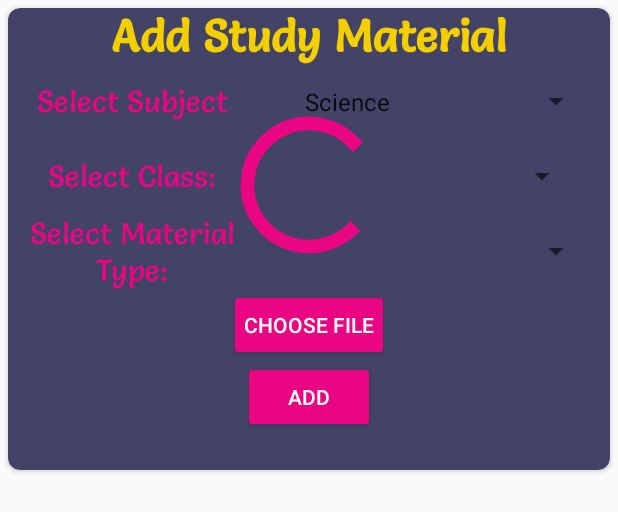
After one commit to MSSIDDIQUE/CoachingApp, an Android app: the layout add_study_material_layout.xml on its own in the app's theme, with its tools: preview values and no code run, on a phone screen of 412 x 824 dp. The commit adds this screen. Shown: the top 512 px of the screen. Run offline under Robolectric (Android 15) with nearby library versions, the phone set to English and light mode, and no system bars; Roboto replaces fonts that are not available here.

Commit message:
new actions is added

```diff
--- /dev/null
+++ b/app/src/main/java/com/example/hello/coachingapp/AddStudyMaterialFragment.java
@@ -0,0 +1,30 @@
+package com.example.hello.coachingapp;
+
+
+import android.os.Bundle;
+import android.support.v4.app.Fragment;
+import android.view.LayoutInflater;
+import android.view.View;
+import android.view.ViewGroup;
+import android.widget.Spinner;
+import android.widget.TextView;
+
+public class AddStudyMaterialFragment extends android.support.v4.app.Fragment {
+
+
+    private View view;
+    private Spinner SelectSubject, SelectClass, SelectMateralType;
+
+    public AddStudyMaterialFragment() {
+        // Required empty public constructor
+    }
+
+
+    @Override
+    public View onCreateView(LayoutInflater inflater, ViewGroup container,
+                             Bundle savedInstanceState) {
+        view = inflater.inflate(R.layout.add_study_material_layout);
+        return view;
+    }
+
+}
--- /dev/null
+++ b/app/src/main/res/layout/add_study_material_layout.xml
@@ -0,0 +1,196 @@
+<?xml version="1.0" encoding="utf-8"?>
+<android.support.constraint.ConstraintLayout xmlns:android="http://schemas.android.com/apk/res/android"
+    xmlns:app="http://schemas.android.com/apk/res-auto"
+    xmlns:tools="http://schemas.android.com/tools"
+    android:layout_width="match_parent"
+    android:layout_height="match_parent"
+    tools:layout_editor_absoluteY="25dp">
+
+    <ScrollView
+        android:layout_width="match_parent"
+        android:layout_height="match_parent">
+
+        <LinearLayout
+            android:layout_width="match_parent"
+            android:layout_height="wrap_content"
+            android:orientation="vertical" >
+
+            <android.support.v7.widget.CardView
+                android:id="@+id/card1"
+                android:layout_width="match_parent"
+                android:layout_height="308dp"
+                android:layout_marginBottom="5dp"
+                android:layout_marginEnd="5dp"
+                android:layout_marginStart="5dp"
+                android:layout_marginTop="5dp"
+                android:elevation="24dp"
+                android:padding="24dp"
+                app:cardBackgroundColor="#424367"
+                app:cardCornerRadius="8dp"
+                app:layout_constraintBottom_toBottomOf="parent"
+                app:layout_constraintEnd_toEndOf="parent"
+                app:layout_constraintHorizontal_bias="0.0"
+                app:layout_constraintStart_toStartOf="parent"
+                app:layout_constraintTop_toTopOf="parent"
+                app:layout_constraintVertical_bias="0.0">
+
+                <android.support.constraint.ConstraintLayout
+                    android:id="@+id/linearLayout2"
+                    android:layout_width="match_parent"
+                    android:layout_height="wrap_content"
+                    android:gravity="center_vertical|center_horizontal|center">
+
+                    <RelativeLayout
+                        android:id="@+id/relativeLayout"
+                        android:layout_width="match_parent"
+                        android:layout_height="wrap_content"
+                        android:layout_marginEnd="8dp"
+                        android:layout_marginStart="8dp"
+                        android:layout_weight="2"
+                        app:layout_constraintEnd_toEndOf="parent"
+                        app:layout_constraintStart_toStartOf="parent">
+
+                        <TextView
+                            android:id="@+id/textGrid"
+                            android:layout_width="match_parent"
+                            android:layout_height="wrap_content"
+                            android:layout_centerInParent="true"
+                            android:fontFamily="@font/salsa"
+                            android:gravity="center_vertical|center_horizontal"
+                            android:text="Add Study Material"
+                            android:textColor="@color/colorPrimary"
+                            android:textSize="30dp"
+                            android:textStyle="bold" />
+
+                    </RelativeLayout>
+
+                    <TextView
+                        android:id="@+id/Branch"
+                        android:layout_width="150dp"
+                        android:layout_height="50dp"
+                        android:layout_marginStart="8dp"
+                        android:elevation="10dp"
+                        android:gravity="center_vertical|center_horizontal"
+                        android:text="Select Material Type:"
+                        android:textColor="@color/colorAccent"
+                        android:textSize="20dp"
+                        android:visibility="visible"
+                        app:fontFamily="@font/salsa"
+                        app:layout_constraintStart_toStartOf="parent"
+                        app:layout_constraintTop_toBottomOf="@+id/Subject" />
+
+                    <Spinner
+                        android:id="@+id/SelectClass"
+                        android:layout_width="199dp"
+                        android:layout_height="50dp"
+                        android:layout_marginEnd="8dp"
+                        android:layout_marginStart="8dp"
+                        app:layout_constraintEnd_toEndOf="parent"
+                        app:layout_constraintHorizontal_bias="0.516"
+                        app:layout_constraintStart_toEndOf="@+id/Class"
+                        app:layout_constraintTop_toBottomOf="@+id/SelectSubject" />
+
+                    <TextView
+                        android:id="@+id/Subject"
+                        android:layout_width="150dp"
+                        android:layout_height="50dp"
+                        android:layout_marginStart="8dp"
+                        android:gravity="center_vertical|center_horizontal"
+                        android:text="Select Class:"
+                        android:textColor="@color/colorAccent"
+                        android:textSize="20dp"
+                        android:visibility="visible"
+                        app:fontFamily="@font/salsa"
+                        app:layout_constraintStart_toStartOf="parent"
+                        app:layout_constraintTop_toBottomOf="@+id/Class" />
+
+                    <TextView
+                        android:id="@+id/Class"
+                        android:layout_width="150dp"
+                        android:layout_height="50dp"
+                        android:layout_marginStart="8dp"
+                        android:gravity="center_vertical|center_horizontal"
+                        android:text="Select Subject"
+                        android:textColor="@color/colorAccent"
+                        android:textSize="20dp"
+                        android:visibility="visible"
+                        app:fontFamily="@font/salsa"
+                        app:layout_constraintStart_toStartOf="parent"
+                        app:layout_constraintTop_toBottomOf="@+id/relativeLayout" />
+
+                    <Spinner
+                        android:id="@+id/SelectSubject"
+                        android:layout_width="199dp"
+                        android:layout_height="50dp"
+                        android:layout_marginEnd="8dp"
+                        android:layout_marginStart="8dp"
+                        android:entries="@array/Subjects"
+                        app:layout_constraintEnd_toEndOf="parent"
+                        app:layout_constraintHorizontal_bias="0.857"
+                        app:layout_constraintStart_toEndOf="@+id/Class"
+                        app:layout_constraintTop_toBottomOf="@+id/relativeLayout" />
+
+                    <Spinner
+                        android:id="@+id/SelectMaterailType"
+                        android:layout_width="199dp"
+                        android:layout_height="50dp"
+                        android:layout_marginEnd="8dp"
+                        android:layout_marginStart="8dp"
+                        app:layout_constraintEnd_toEndOf="parent"
+                        app:layout_constraintHorizontal_bias="0.857"
+                        app:layout_constraintStart_toEndOf="@+id/Class"
+                        app:layout_constraintTop_toBottomOf="@+id/SelectClass" />
+
+
+                    <Button
+                        android:id="@+id/Choose"
+                        style="@style/Widget.AppCompat.Button.Colored"
+                        android:layout_width="wrap_content"
+                        android:layout_height="wrap_content"
+                        android:layout_marginEnd="8dp"
+                        android:layout_marginStart="8dp"
+                        android:elevation="10dp"
+                        android:padding="10dp"
+                        android:text="Choose File"
+                        app:layout_constraintBottom_toBottomOf="parent"
+                        app:layout_constraintEnd_toEndOf="parent"
+                        app:layout_constraintHorizontal_bias="0.501"
+                        app:layout_constraintStart_toStartOf="parent"
+                        app:layout_constraintTop_toBottomOf="@+id/Branch"
+                        app:layout_constraintVertical_bias="0.0" />
+
+
+                    <Button
+                        android:id="@+id/Create"
+                        style="@style/Widget.AppCompat.Button.Colored"
+                        android:layout_width="wrap_content"
+                        android:layout_height="wrap_content"
+                        android:layout_marginEnd="8dp"
+                        android:layout_marginStart="8dp"
+                        android:elevation="10dp"
+                        android:padding="10dp"
+                        android:text="Add"
+                        app:layout_constraintEnd_toEndOf="parent"
+                        app:layout_constraintStart_toStartOf="parent"
+                        app:layout_constraintTop_toBottomOf="@id/Choose" />
+
+                    <ProgressBar
+                        android:id="@+id/progressBar2"
+                        style="?android:attr/progressBarStyle"
+                        android:layout_width="126dp"
+                        android:layout_height="109dp"
+                        android:layout_marginBottom="8dp"
+                        android:layout_marginEnd="8dp"
+                        android:layout_marginStart="8dp"
+                        android:layout_marginTop="8dp"
+                        app:layout_constraintBottom_toTopOf="@+id/Create"
+                        app:layout_constraintEnd_toEndOf="parent"
+                        app:layout_constraintStart_toStartOf="parent"
+                        app:layout_constraintTop_toTopOf="@+id/relativeLayout" />
+                </android.support.constraint.ConstraintLayout>
+
+            </android.support.v7.widget.CardView>
+        </LinearLayout>
+    </ScrollView>
+
+</android.support.constraint.ConstraintLayout>
--- /dev/null
+++ b/app/src/main/res/layout/list_item_1.xml
@@ -0,0 +1,56 @@
+<?xml version="1.0" encoding="utf-8"?>
+<RelativeLayout xmlns:android="http://schemas.android.com/apk/res/android"
+    xmlns:app="http://schemas.android.com/apk/res-auto"
+    xmlns:tools="http://schemas.android.com/tools"
+    android:id="@+id/activity_profile"
+    android:layout_width="match_parent"
+    android:layout_height="wrap_content"
+    android:background="@color/cardview_light_background"
+    android:orientation="vertical">
+
+    <android.support.v7.widget.CardView xmlns:android="http://schemas.android.com/apk/res/android"
+        xmlns:card_view="http://schemas.android.com/apk/res-auto"
+        xmlns:tools="http://schemas.android.com/tools"
+        android:layout_width="match_parent"
+        android:layout_height="wrap_content"
+        android:layout_margin="5dp"
+        android:layout_marginLeft="5dp"
+        android:layout_marginRight="5dp"
+        android:layout_marginTop="10dp"
+        card_view:cardCornerRadius="10dp"
+        card_view:cardElevation="10dp">
+
+        <LinearLayout
+            android:layout_width="match_parent"
+            android:layout_height="wrap_content"
+            android:orientation="vertical">
+
+            <android.support.constraint.ConstraintLayout
+                android:id="@+id/linearLayout3"
+                android:layout_width="match_parent"
+                android:layout_height="wrap_content"
+                android:layout_margin="5dp"
+                android:background="#fff">
+
+                <TextView
+                    android:id="@+id/cardTicketName"
+                    android:layout_width="wrap_content"
+                    android:layout_height="wrap_content"
+                    android:layout_marginBottom="8dp"
+                    android:layout_marginStart="8dp"
+                    android:layout_marginTop="8dp"
+                    android:fontFamily="@font/salsa"
+                    android:gravity="center"
+                    android:text="Book Title"
+                    android:textColor="#484848"
+                    android:textSize="25dp"
+                    android:textStyle="bold"
+                    card_view:layout_constraintBottom_toBottomOf="parent"
+                    card_view:layout_constraintStart_toStartOf="parent"
+                    card_view:layout_constraintTop_toTopOf="parent" />
+
+            </android.support.constraint.ConstraintLayout>
+        </LinearLayout>
+
+    </android.support.v7.widget.CardView>
+</RelativeLayout>
--- a/app/src/main/res/layout/list_item_view.xml
+++ b/app/src/main/res/layout/list_item_view.xml
@@ -18,6 +18,7 @@
         android:padding="24dp"
         app:cardBackgroundColor="#424367"
         app:cardCornerRadius="8dp"
+        app:cardElevation="10dp"
         app:layout_constraintBottom_toBottomOf="parent"
         app:layout_constraintEnd_toEndOf="parent"
         app:layout_constraintHorizontal_bias="0.0"
@@ -53,10 +54,10 @@
                 android:layout_width="191dp"
                 android:layout_height="48dp"
                 android:layout_marginEnd="16dp"
-                android:layout_marginRight="16dp"
                 android:layout_marginTop="10dp"
                 android:gravity="center"
                 android:text="TextView"
+                android:textColor="@color/cardview_light_background"
                 android:textSize="25dp"
                 app:layout_constraintBottom_toTopOf="@id/RollNo"
                 app:layout_constraintEnd_toEndOf="parent"
@@ -72,6 +73,7 @@
                 android:layout_height="29dp"
                 android:gravity="center"
                 android:text="TextView"
+                android:textColor="@color/cardview_light_background"
                 app:layout_constraintBottom_toTopOf="@id/Stream"
                 app:layout_constraintEnd_toEndOf="parent"
                 app:layout_constraintHorizontal_bias="0.428"
@@ -85,6 +87,7 @@
                 android:layout_height="17dp"
                 android:gravity="center"
                 android:text="TextView"
+                android:textColor="@color/cardview_light_background"
                 android:textSize="15dp"
                 app:layout_constraintBottom_toTopOf="@id/School"
                 app:layout_constraintEnd_toEndOf="parent"
@@ -100,6 +103,7 @@
                 android:layout_marginBottom="10dp"
                 android:gravity="center"
                 android:text="TextView"
+                android:textColor="@color/cardview_light_background"
                 app:layout_constraintBottom_toBottomOf="parent"
                 app:layout_constraintEnd_toEndOf="parent"
                 app:layout_constraintHorizontal_bias="0.428"
--- a/app/src/main/res/layout/study_material_layout.xml
+++ b/app/src/main/res/layout/study_material_layout.xml
@@ -6,14 +6,6 @@
     android:layout_height="match_parent"
     android:background="@color/BookBackgroundColor"
     tools:context="com.example.hello.coachingapp.StudyMaterialFragment">
-
-    <FrameLayout
-        android:id="@+id/PlaceHolder"
-        android:layout_width="match_parent"
-        android:layout_height="wrap_content"
-        app:layout_constraintEnd_toEndOf="parent"
-        app:layout_constraintStart_toStartOf="parent"
-        app:layout_constraintTop_toTopOf="parent">
 
     <ScrollView
         android:layout_width="match_parent"
@@ -500,6 +492,5 @@
 
         </LinearLayout>
     </ScrollView>
-    </FrameLayout>
 
 </android.support.constraint.ConstraintLayout>
```
Lines whose indentation alone changed are shown as unchanged.
